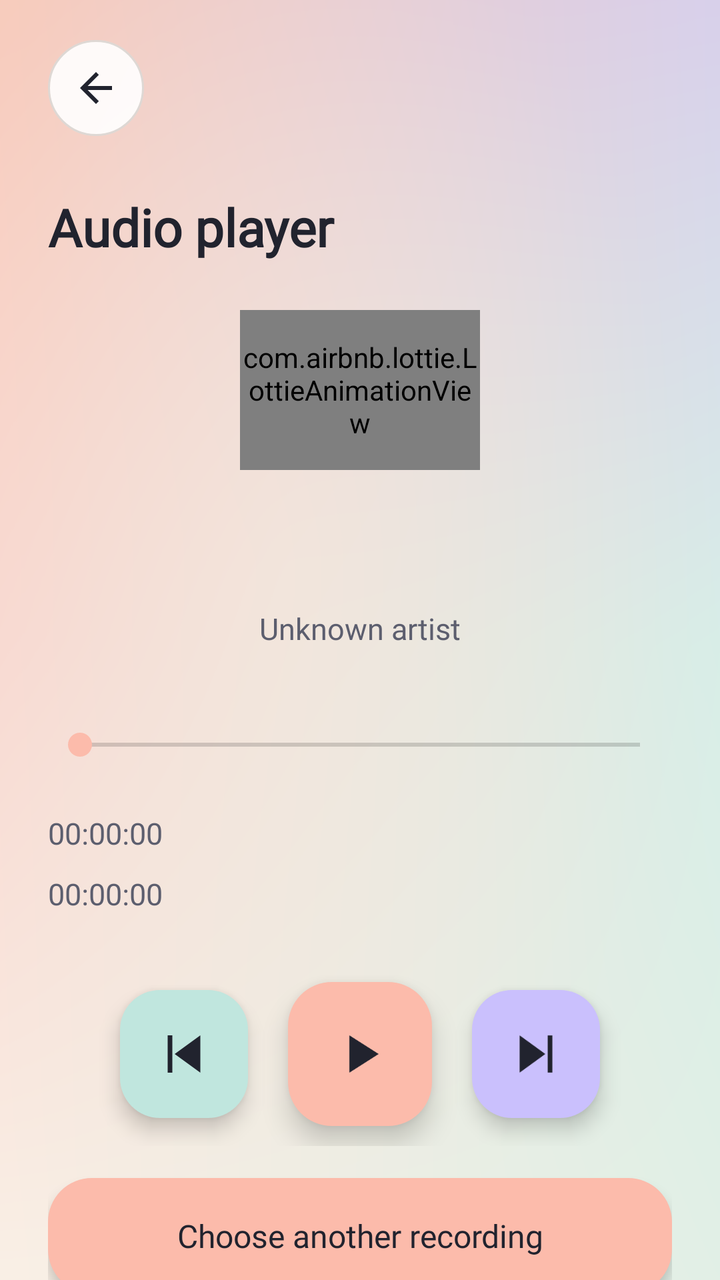
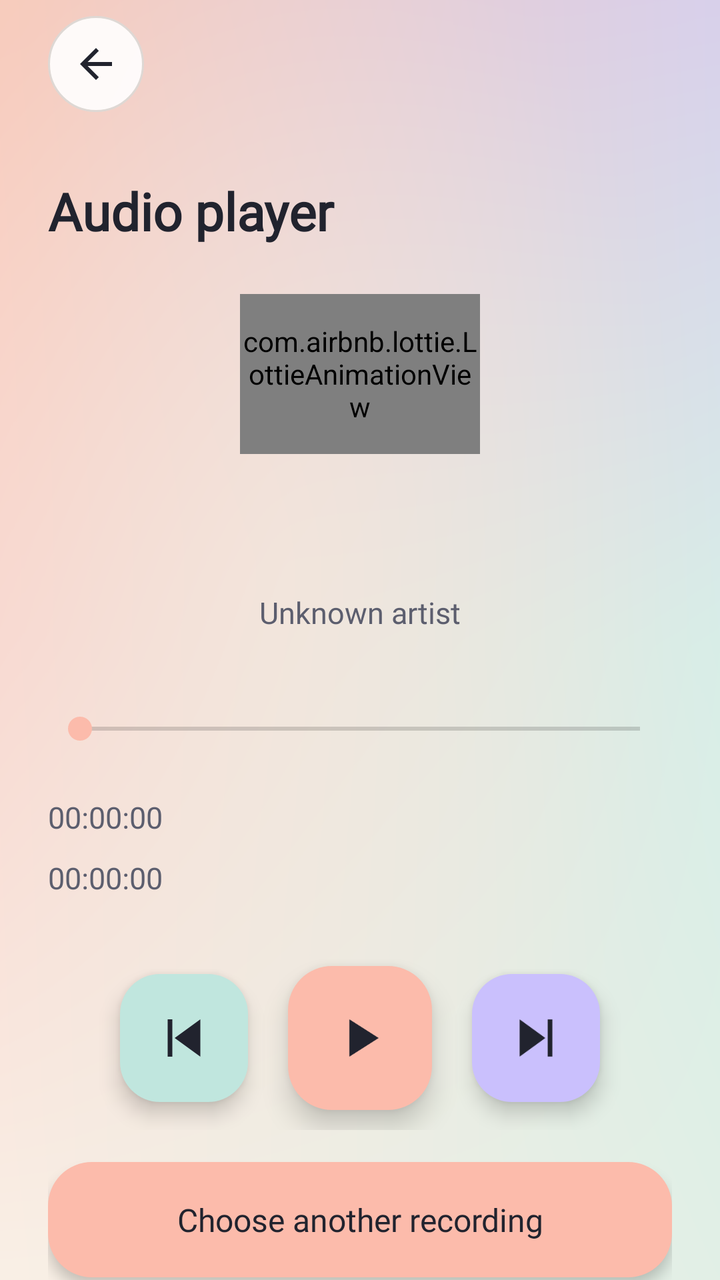

An Android layout rendered at two revisions. The XML below is the earlier revision; the diff shows what the commit changed to produce the second picture.
<!-- AndroidManifest.xml: application theme Theme.DecMictospeaker -->
<!-- res/layout/activity_music_new.xml -->
<?xml version="1.0" encoding="utf-8"?>
<LinearLayout xmlns:android="http://schemas.android.com/apk/res/android"
    xmlns:app="http://schemas.android.com/apk/res-auto"
    android:layout_width="match_parent" android:layout_height="match_parent"
    android:orientation="vertical" android:background="@drawable/bg_pastel_mesh">
    <LinearLayout android:layout_width="match_parent" android:layout_height="wrap_content"
        android:orientation="horizontal" android:gravity="center_vertical" android:paddingStart="24dp" android:paddingTop="20dp" android:paddingEnd="24dp" android:paddingBottom="4dp">
        <ImageButton android:id="@+id/iv_back" style="@style/ToolControlCircleBack"
            android:src="@drawable/tool_back" app:tint="@color/quality_text" android:contentDescription="@string/tool_back"/>
    </LinearLayout>
    <androidx.core.widget.NestedScrollView android:layout_width="match_parent" android:layout_height="0dp"
        android:layout_weight="1" android:fillViewport="true">
        <LinearLayout android:layout_width="match_parent" android:layout_height="wrap_content"
            android:orientation="vertical" android:padding="24dp">
            <TextView android:id="@+id/tv_tittle" style="@style/ToolTitle" android:text="@string/tool_player_title"/>
            <com.airbnb.lottie.LottieAnimationView
                android:id="@+id/lottie_player_equalizer"
                android:layout_width="120dp"
                android:layout_height="80dp"
                android:layout_gravity="center_horizontal"
                android:layout_marginTop="24dp"
                app:lottie_fileName="lottie_equalizer.json"
                app:lottie_loop="true"
                app:lottie_autoPlay="true" />
            <TextView android:id="@+id/textViewTitle" style="@style/ToolTitle" android:layout_marginTop="24dp" android:gravity="center"/>
            <TextView android:id="@+id/textViewArtist" style="@style/ToolBody" android:gravity="center" android:text="@string/tool_unknown_artist"/>
            <SeekBar android:id="@+id/seekBar" android:layout_width="match_parent" android:layout_height="wrap_content"
                android:minHeight="48dp" android:layout_marginTop="24dp" android:thumbTint="@color/quality_accent" android:progressTint="@color/quality_accent"
                android:contentDescription="@string/tool_position"/>
            <TextView android:id="@+id/textViewElapsedTime" style="@style/ToolBody" android:text="@string/tool_timer_initial"/>
            <TextView android:id="@+id/textViewDuration" style="@style/ToolBody" android:text="@string/tool_timer_initial"/>
            <LinearLayout android:layout_width="match_parent" android:layout_height="wrap_content" android:layout_marginTop="24dp" android:gravity="center" android:orientation="horizontal">
                <ImageButton android:id="@+id/imageButtonPre" style="@style/ToolControlMint" android:layout_margin="10dp" android:src="@drawable/tool_previous" app:tint="@color/quality_text" android:contentDescription="@string/tool_previous"/>
                <ImageButton android:id="@+id/imageButtonPlayPause" style="@style/ToolControlPeach" android:layout_margin="10dp" android:src="@drawable/tool_play" app:tint="@color/quality_text" android:contentDescription="@string/tool_play"/>
                <ImageButton android:id="@+id/imageButtonNext" style="@style/ToolControlLavender" android:layout_margin="10dp" android:src="@drawable/tool_next" app:tint="@color/quality_text" android:contentDescription="@string/tool_next"/>
            </LinearLayout>
            <Button android:id="@+id/fab" style="@style/ToolTextButton" android:text="@string/tool_change_audio"/>
            <TextView style="@style/ToolBody" android:text="@string/tool_foreground_note"/>
        </LinearLayout>
    </androidx.core.widget.NestedScrollView>
    <LinearLayout android:id="@+id/nativeLay" android:layout_width="match_parent" android:layout_height="wrap_content"
        android:orientation="vertical" android:gravity="center_horizontal"/>
</LinearLayout>
<!-- resources referenced by this layout -->
<resources>
  <color name="quality_accent">#FCBBAB</color>
  <color name="quality_text">#21232E</color>
  <!-- drawable tool_back (drawable) -->
  <vector xmlns:android="http://schemas.android.com/apk/res/android"
      android:width="24dp"
      android:height="24dp"
      android:viewportWidth="24"
      android:viewportHeight="24">
    <path
        android:fillColor="#21232E"
        android:pathData="M20,11H7.83l5.59,-5.59L12,4l-8,8 8,8 1.41,-1.41L7.83,13H20v-2z"/>
  </vector>
  <!-- drawable tool_next (drawable) -->
  <vector xmlns:android="http://schemas.android.com/apk/res/android" android:width="24dp" android:height="24dp" android:viewportWidth="24" android:viewportHeight="24" android:autoMirrored="false"><path android:fillColor="@color/quality_accent" android:fillType="evenOdd" android:pathData="M17,4h2v16h-2zM5,4l11,8 -11,8z"/></vector>
  <!-- drawable tool_play (drawable) -->
  <vector xmlns:android="http://schemas.android.com/apk/res/android"
      android:width="24dp"
      android:height="24dp"
      android:viewportWidth="24"
      android:viewportHeight="24">
    <path
        android:fillColor="#FFFFFF"
        android:pathData="M8,5v14l11,-7z"/>
  </vector>
  <!-- drawable tool_previous (drawable) -->
  <vector xmlns:android="http://schemas.android.com/apk/res/android" android:width="24dp" android:height="24dp" android:viewportWidth="24" android:viewportHeight="24" android:autoMirrored="false"><path android:fillColor="@color/quality_accent" android:fillType="evenOdd" android:pathData="M5,4h2v16H5zM19,4v16L8,12z"/></vector>
  <string name="tool_back">Back</string>
  <string name="tool_change_audio">Choose another recording</string>
  <string name="tool_foreground_note">Audio is foreground-only. Keep this screen open during use.</string>
  <string name="tool_next">Next track</string>
  <string name="tool_play">Play audio</string>
  <string name="tool_player_title">Audio player</string>
  <string name="tool_position">Playback position</string>
  <string name="tool_previous">Previous track</string>
  <string name="tool_timer_initial" translatable="false">00:00:00</string>
  <string name="tool_unknown_artist">Unknown artist</string>
  <style name="ToolTitle">
          <item name="android:layout_width">match_parent</item>
          <item name="android:layout_height">wrap_content</item>
          <item name="android:textSize">26sp</item>
          <item name="android:textStyle">bold</item>
          <item name="android:fontFamily">@font/poppins_bold</item>
          <item name="android:textColor">@color/quality_text</item>
      </style>
  <color name="quality_secondary">#5C5E6E</color>
  <!-- drawable btn_squircle_mint (drawable) -->
  <?xml version="1.0" encoding="utf-8"?>
  <ripple xmlns:android="http://schemas.android.com/apk/res/android"
      android:color="@color/pastel_mint_pressed">
      <item>
          <shape android:shape="rectangle">
              <solid android:color="@color/pastel_mint" />
              <corners android:radius="20dp" />
          </shape>
      </item>
  </ripple>
  <!-- drawable btn_squircle_peach (drawable) -->
  <?xml version="1.0" encoding="utf-8"?>
  <ripple xmlns:android="http://schemas.android.com/apk/res/android"
      android:color="@color/pastel_peach_pressed">
      <item>
          <shape android:shape="rectangle">
              <solid android:color="@color/pastel_peach" />
              <corners android:radius="22dp" />
          </shape>
      </item>
  </ripple>
  <color name="pastel_peach">#FCBBAB</color>
  <color name="pastel_peach_pressed">#F8A693</color>
  <color name="pastel_mint">#C0E6DE</color>
  <color name="pastel_mint_pressed">#A9D8CE</color>
  <color name="pastel_circle_btn_pressed">#D9F0ED</color>
  <color name="pastel_circle_btn">#E6FFFFFF</color>
  <color name="studio_line">#DED8D4</color>
  <color name="pastel_lavender_pressed">#B8ACF5</color>
  <color name="pastel_lavender">#CAC0FD</color>
  <!-- unchanged entries left out for length: 10 -->
</resources>

<!-- the commit's change to res/layout/activity_music_new.xml (unified diff, before → after) -->
@@ -4,7 +4,7 @@
     android:layout_width="match_parent" android:layout_height="match_parent"
     android:orientation="vertical" android:background="@drawable/bg_pastel_mesh">
     <LinearLayout android:layout_width="match_parent" android:layout_height="wrap_content"
-        android:orientation="horizontal" android:gravity="center_vertical" android:paddingStart="24dp" android:paddingTop="20dp" android:paddingEnd="24dp" android:paddingBottom="4dp">
+        android:orientation="horizontal" android:gravity="center_vertical" android:paddingStart="24dp" android:paddingTop="8dp" android:paddingEnd="24dp" android:paddingBottom="8dp">
         <ImageButton android:id="@+id/iv_back" style="@style/ToolControlCircleBack"
             android:src="@drawable/tool_back" app:tint="@color/quality_text" android:contentDescription="@string/tool_back"/>
     </LinearLayout>
@@ -21,7 +21,8 @@
                 android:layout_marginTop="24dp"
                 app:lottie_fileName="lottie_equalizer.json"
                 app:lottie_loop="true"
-                app:lottie_autoPlay="true" />
+                app:lottie_autoPlay="true"
+                android:importantForAccessibility="no" />
             <TextView android:id="@+id/textViewTitle" style="@style/ToolTitle" android:layout_marginTop="24dp" android:gravity="center"/>
             <TextView android:id="@+id/textViewArtist" style="@style/ToolBody" android:gravity="center" android:text="@string/tool_unknown_artist"/>
             <SeekBar android:id="@+id/seekBar" android:layout_width="match_parent" android:layout_height="wrap_content"
